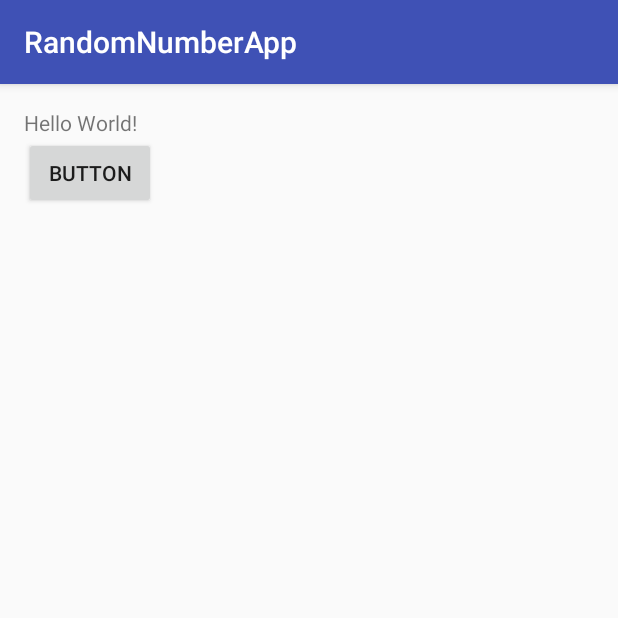
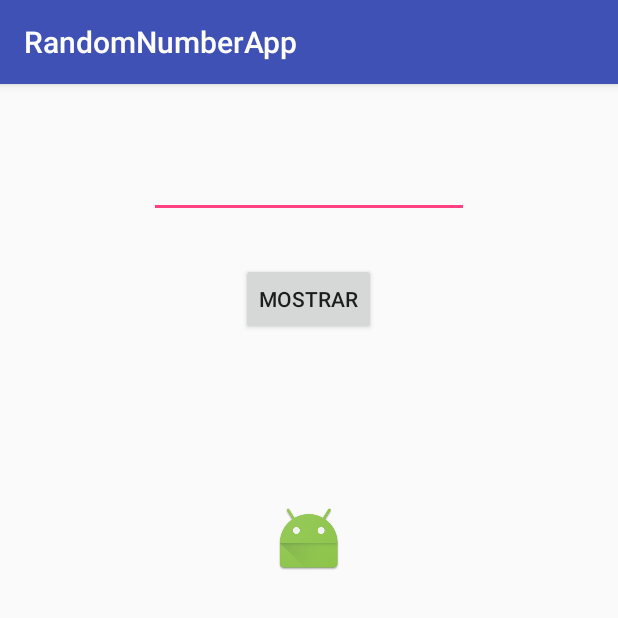
Before and after one commit to gerardomarquezp/RandonNumberApp, an Android app: the screen it shows after launch (MainActivity), on a phone screen of 412 x 824 dp, the top half of it. Run offline under Robolectric (Android 15) with nearby library versions, the phone set to English and light mode, and no system bars.

Commit message:
Se agrego un modulo ImageView que cambia con un botos de manera random

```diff
--- a/app/src/main/res/layout/activity_main.xml
+++ b/app/src/main/res/layout/activity_main.xml
@@ -1,5 +1,6 @@
 <?xml version="1.0" encoding="utf-8"?>
 <RelativeLayout xmlns:android="http://schemas.android.com/apk/res/android"
+    xmlns:app="http://schemas.android.com/apk/res-auto"
     xmlns:tools="http://schemas.android.com/tools"
     android:id="@+id/activity_main"
     android:layout_width="match_parent"
@@ -10,18 +11,31 @@
     android:paddingTop="@dimen/activity_vertical_margin"
     tools:context="com.example.gerardo.randomnumberapp.MainActivity">
 
-    <TextView
+    <ImageView
         android:layout_width="wrap_content"
         android:layout_height="wrap_content"
-        android:text="Hello World!"
-        android:id="@+id/textView" />
+        android:layout_marginTop="112dp"
+        android:id="@+id/imageView"
+        app:srcCompat="@mipmap/ic_launcher"
+        android:layout_below="@+id/btnmostrar"
+        android:layout_centerHorizontal="true" />
 
     <Button
-        android:text="Button"
+        android:text="Mostrar"
         android:layout_width="wrap_content"
         android:layout_height="wrap_content"
-        android:layout_below="@+id/textView"
-        android:layout_alignParentLeft="true"
-        android:layout_alignParentStart="true"
-        android:id="@+id/btnmostrar" />
+        android:id="@+id/btnmostrar"
+        android:layout_marginTop="103dp"
+        android:layout_alignParentTop="true"
+        android:layout_centerHorizontal="true" />
+
+    <EditText
+        android:layout_width="wrap_content"
+        android:layout_height="wrap_content"
+        android:inputType="number"
+        android:ems="10"
+        android:layout_alignParentTop="true"
+        android:layout_centerHorizontal="true"
+        android:layout_marginTop="28dp"
+        android:id="@+id/numero" />
 </RelativeLayout>
```
Also changed, not shown: app/src/main/java/com/example/gerardo/randomnumberapp/MainActivity.java (+24 -4 lines), app/src/main/res/drawable/dos.png (added), app/src/main/res/drawable/tres.png (added), app/src/main/res/drawable/uno.png (added).
